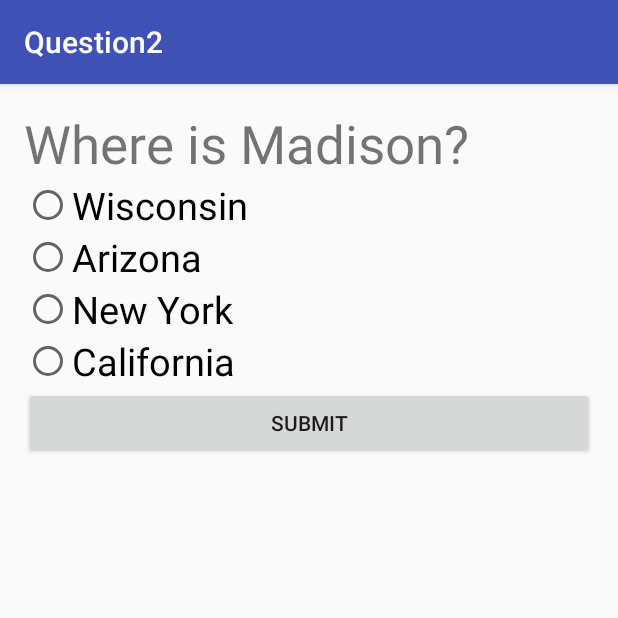
After one commit to lizhefeng/Quiz, an Android app: the Question2Activity screen opened directly, with no data from a screen before it, on a phone screen of 412 x 824 dp, the top half of it. The commit adds this screen. Run offline under Robolectric (Android 15) with nearby library versions, the phone set to English and light mode, and no system bars.

Commit message:
Text Based Question Added

```diff
--- a/app/src/main/AndroidManifest.xml
+++ b/app/src/main/AndroidManifest.xml
@@ -22,6 +22,13 @@
             android:configChanges="orientation|keyboardHidden|screenSize"
             >
         </activity>
+
+        <activity
+            android:name=".Question2Activity"
+            android:label="Question2"
+            android:configChanges="orientation|keyboardHidden|screenSize"
+            >
+        </activity>
     </application>
 
 </manifest>
--- a/app/src/main/java/com/example/zhefengli/quiz/Question1Activity.java
+++ b/app/src/main/java/com/example/zhefengli/quiz/Question1Activity.java
@@ -1,7 +1,9 @@
 package com.example.zhefengli.quiz;
 
+import android.content.Intent;
 import android.support.v7.app.AppCompatActivity;
 import android.os.Bundle;
+import android.view.View;
 //import android.view.Menu;
 //import android.view.MenuItem;
 
@@ -24,6 +26,12 @@ public class Question1Activity extends AppCompatActivity {
         //TA end
     }
 
+    public void submitPressed(View view) {
+        //TODO: Put to start game play activity
+        Intent gamePlay = new Intent(this, Question2Activity.class);
+        startActivity(gamePlay);
+    }
+
 
 
 
--- a/app/src/main/java/com/example/zhefengli/quiz/Question1Fragment.java
+++ b/app/src/main/java/com/example/zhefengli/quiz/Question1Fragment.java
@@ -26,4 +26,6 @@ public class Question1Fragment extends Fragment {
         return inflater.inflate(R.layout.fragment_question1, container, false);
     }
 
+
+
 }
--- /dev/null
+++ b/app/src/main/java/com/example/zhefengli/quiz/Question2Activity.java
@@ -0,0 +1,15 @@
+package com.example.zhefengli.quiz;
+import android.support.v7.app.AppCompatActivity;
+import android.os.Bundle;
+/**
+ * Created by zhefengli on 2/14/16.
+ */
+public class Question2Activity extends AppCompatActivity {
+    @Override
+    protected void onCreate(Bundle savedInstanceState) {
+        super.onCreate(savedInstanceState);
+        setContentView(R.layout.activity_question2);
+
+
+    }
+}
--- /dev/null
+++ b/app/src/main/java/com/example/zhefengli/quiz/Question2Fragment.java
@@ -0,0 +1,30 @@
+package com.example.zhefengli.quiz;
+import android.os.Bundle;
+import android.app.Fragment;
+import android.view.LayoutInflater;
+import android.view.View;
+import android.view.ViewGroup;
+import android.widget.RadioButton;
+import android.widget.RadioGroup;
+/**
+ * Created by zhefengli on 2/15/16.
+ */
+public class Question2Fragment extends Fragment {
+    private RadioGroup radioGroup;
+    @Override
+    public View onCreateView(LayoutInflater inflater, ViewGroup container, Bundle savedInstanceState) {
+        View view = inflater.inflate(R.layout.fragment_question2, container, false);
+
+        radioGroup = (RadioGroup) view.findViewById(R.id.radioGroup);
+        radioGroup.clearCheck();
+
+
+
+
+
+        return view;
+    }
+
+
+
+}
--- /dev/null
+++ b/app/src/main/res/layout/activity_question2.xml
@@ -0,0 +1,20 @@
+<?xml version="1.0" encoding="utf-8"?>
+<RelativeLayout xmlns:android="http://schemas.android.com/apk/res/android"
+    xmlns:tools="http://schemas.android.com/tools"
+    tools:context=".Question2Activity"
+    android:paddingBottom="16dp"
+    android:paddingLeft="16dp"
+    android:paddingRight="16dp"
+    android:paddingTop="16dp"
+    android:layout_width="match_parent"
+    android:layout_height="match_parent">
+
+    <fragment
+        android:layout_width="wrap_content"
+        android:layout_height="wrap_content"
+        android:name="com.example.zhefengli.quiz.Question2Fragment"
+        android:id="@+id/fragment"
+        android:layout_alignParentTop="true"
+        android:layout_centerHorizontal="true"
+        tools:layout="@layout/fragment_question2" />
+</RelativeLayout>
--- a/app/src/main/res/layout/fragment_question1.xml
+++ b/app/src/main/res/layout/fragment_question1.xml
@@ -39,6 +39,7 @@
             android:layout_width="match_parent"
             android:layout_height="wrap_content"
             android:text="SUBMIT"
-            android:id="@+id/button2" />
+            android:id="@+id/button2"
+            android:onClick="submitPressed" />
     </LinearLayout>
 </FrameLayout>
--- /dev/null
+++ b/app/src/main/res/layout/fragment_question2.xml
@@ -0,0 +1,67 @@
+<?xml version="1.0" encoding="utf-8"?>
+<RelativeLayout xmlns:android="http://schemas.android.com/apk/res/android"
+    xmlns:tools="http://schemas.android.com/tools"
+    tools:context=".Question2Fragment"
+    android:layout_width="match_parent"
+    android:layout_height="match_parent">
+
+    <LinearLayout
+        android:orientation="vertical"
+        android:layout_width="match_parent"
+        android:layout_height="match_parent">
+
+
+        <TextView
+            android:layout_width="match_parent"
+            android:layout_height="wrap_content"
+            android:text="Where is Madison?"
+            android:id="@+id/textView2"
+            android:singleLine="false"
+            android:textSize="35dp"
+            android:textIsSelectable="false" />
+
+        <RadioGroup
+            android:id="@+id/radioGroup"
+            android:layout_width="match_parent"
+            android:layout_height="wrap_content"
+            android:orientation="vertical">
+
+            <RadioButton
+                android:id="@+id/radioButton1"
+                android:layout_width="match_parent"
+                android:layout_height="wrap_content"
+                android:text="Wisconsin"
+                android:textSize="25dp" />
+
+            <RadioButton
+                android:id="@+id/radioButton2"
+                android:layout_width="match_parent"
+                android:layout_height="wrap_content"
+                android:text="Arizona"
+                android:textSize="25dp" />
+
+            <RadioButton
+                android:id="@+id/radioButton3"
+                android:layout_width="match_parent"
+                android:layout_height="wrap_content"
+                android:text="New York"
+                android:textSize="25dp" />
+
+            <RadioButton
+                android:id="@+id/radioButton4"
+                android:layout_width="match_parent"
+                android:layout_height="wrap_content"
+                android:text="California"
+                android:textSize="25dp" />
+
+        </RadioGroup>
+
+        <Button
+            android:layout_width="match_parent"
+            android:layout_height="wrap_content"
+            android:text="SUBMIT"
+            android:id="@+id/button3" />
+
+    </LinearLayout>
+
+</RelativeLayout>
```
